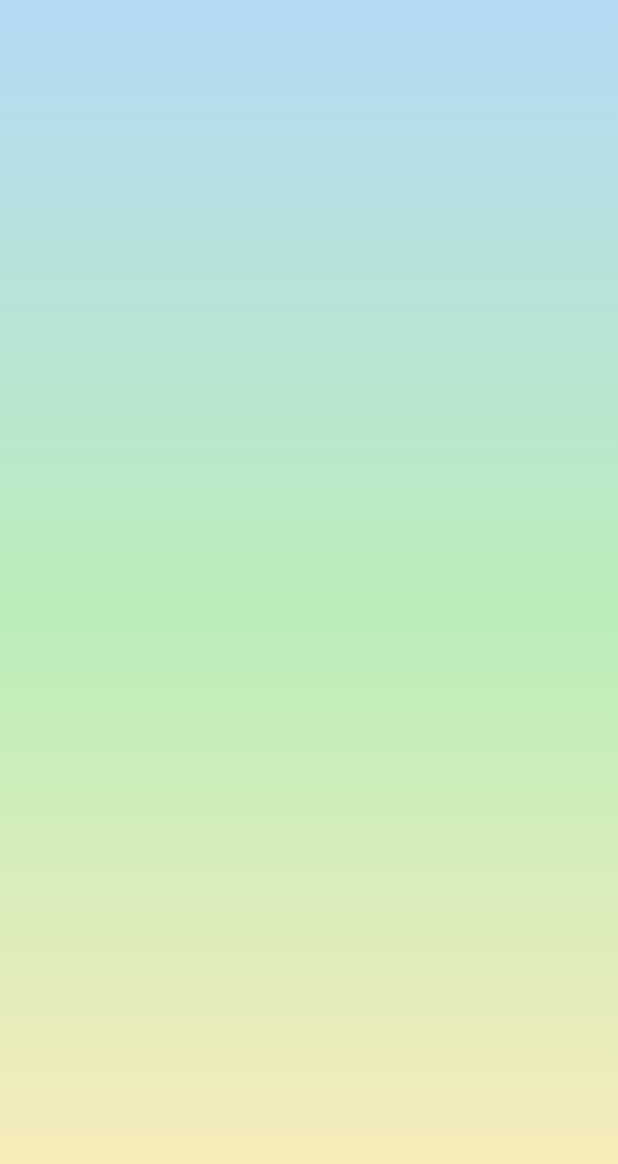
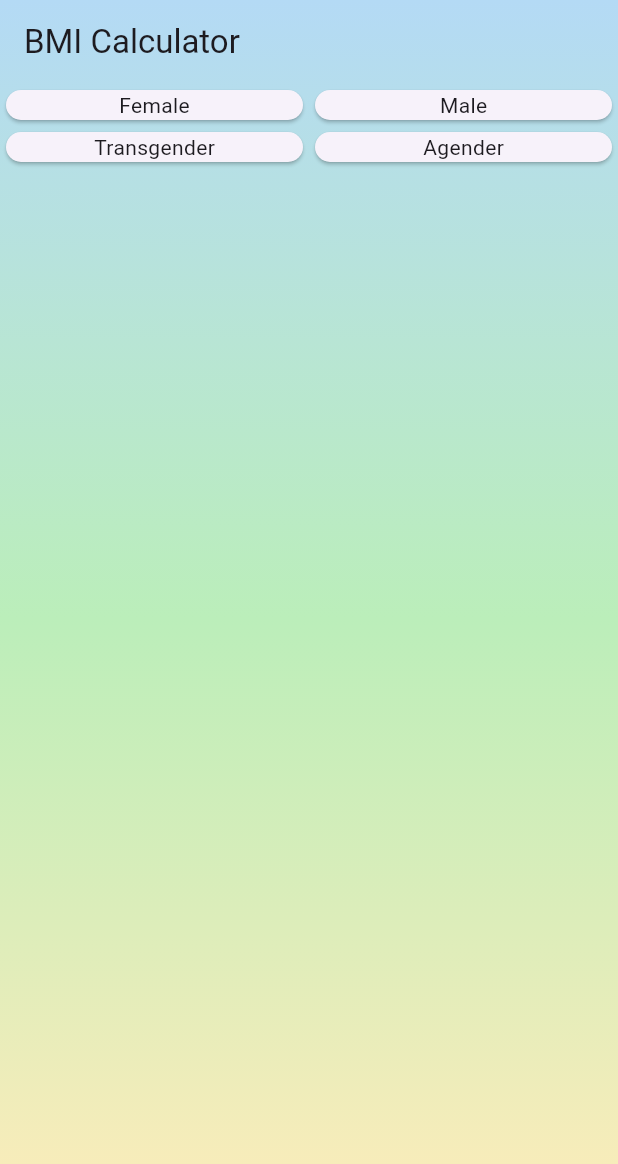
Before and after one commit to SayvIlahsiav/bmi_calculator, a Flutter app: the screen it shows after launch, on a phone screen of 412 x 824 dp. Shown: the top 1164 px of the screen. Run offline on Flutter 3.47's test engine with Material 3 defaults, Android fonts, the phone set to English and light mode, and no system bars.

Commit message:
Added App Bar and basic body

```diff
--- a/lib/constants.dart
+++ b/lib/constants.dart
@@ -8,3 +8,5 @@ const kColorDarkBrown = Color(0xff914C3C);
 const kColorDarkGreen = Color(0xff467302);
 const kColorDarkYellow = Color(0xffD2DD13);
 const kColorLightText = Color(0xffEDF8E1);
+
+const kTextAppName = Text("BMI Calculator");
--- a/lib/main.dart
+++ b/lib/main.dart
@@ -1,4 +1,5 @@
 import 'package:bmi_calculator/constants.dart';
+import 'package:flutter/cupertino.dart';
 import 'package:flutter/material.dart';
 
 void main() => runApp(BMICalculator());
@@ -23,6 +24,11 @@ class _InputPageState extends State<InputPage> {
   @override
   Widget build(BuildContext context) {
     return Scaffold(
+      extendBodyBehindAppBar: true,
+      appBar: AppBar(
+        title: kTextAppName,
+        backgroundColor: Colors.transparent,
+      ),
       body: Container(
         decoration: const BoxDecoration(
           gradient: LinearGradient(
@@ -36,6 +42,42 @@ class _InputPageState extends State<InputPage> {
             tileMode: TileMode.mirror,
           ),
         ),
+        child: SafeArea(
+          child: Column(
+            children: [
+              Row(
+                crossAxisAlignment: CrossAxisAlignment.center,
+                children: [
+                  Expanded(
+                    child: Card(
+                      child: Center(child: Text("Female"),),
+                    ),
+                  ),
+                  Expanded(
+                    child: Card(
+                      child: Center(child: Text("Male")),
+                    ),
+                  ),
+                ],
+              ),
+              Row(
+                crossAxisAlignment: CrossAxisAlignment.center,
+                children: [
+                  Expanded(
+                    child: Card(
+                      child: Center(child: Text("Transgender")),
+                    ),
+                  ),
+                  Expanded(
+                    child: Card(
+                      child: Center(child: Text("Agender")),
+                    ),
+                  ),
+                ],
+              ),
+            ],
+          ),
+        ),
       ),
     );
   }
```
